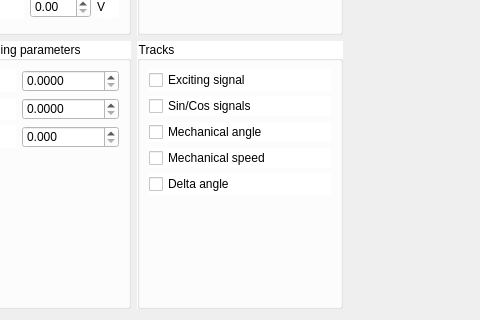
Qt form simulationTemplates/simulationView8.ui (koalakoker/gSim) before a commit; both pictures show x 97 to 577 and y 245 to 565 of the 900 by 565 pixel window.
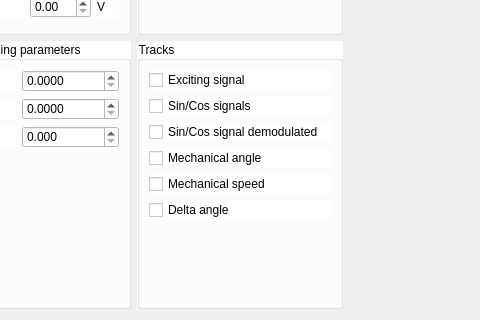
The same form after that commit.

Commit message: Resolver simulation - Extract and plot demodulated sin/cos signals

Patch:
```diff
--- a/simulationTemplates/simulationView8.ui
+++ b/simulationTemplates/simulationView8.ui
@@ -175,14 +175,21 @@
        <layout class="QGridLayout" name="gridLayout_9">
         <item row="0" column="0">
          <layout class="QGridLayout" name="gridLayout_8">
-          <item row="3" column="0">
+          <item row="5" column="0">
+           <widget class="QCheckBox" name="deltaAngle">
+            <property name="text">
+             <string>Delta angle</string>
+            </property>
+           </widget>
+          </item>
+          <item row="4" column="0">
            <widget class="QCheckBox" name="omegaPlot">
             <property name="text">
              <string>Mechanical speed</string>
             </property>
            </widget>
           </item>
-          <item row="2" column="0">
+          <item row="3" column="0">
            <widget class="QCheckBox" name="thetaPlot">
             <property name="text">
              <string>Mechanical angle</string>
@@ -203,10 +210,10 @@
             </property>
            </widget>
           </item>
-          <item row="4" column="0">
-           <widget class="QCheckBox" name="deltaAngle">
+          <item row="2" column="0">
+           <widget class="QCheckBox" name="outputDemuxPlot">
             <property name="text">
-             <string>Delta angle</string>
+             <string>Sin/Cos signal demodulated</string>
             </property>
            </widget>
           </item>
```
The commit also changes 3 other files.
